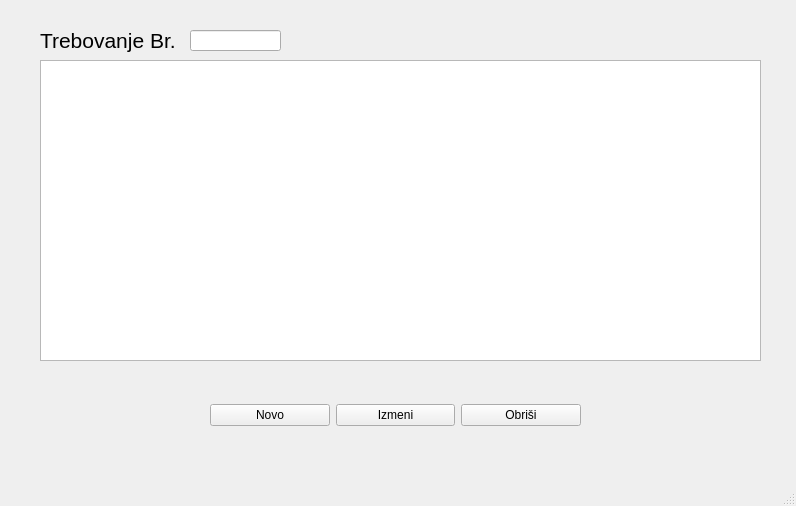
Before: the Qt Designer form formatrebovanje.ui in s-pab/Commercium, drawn with Qt 5.
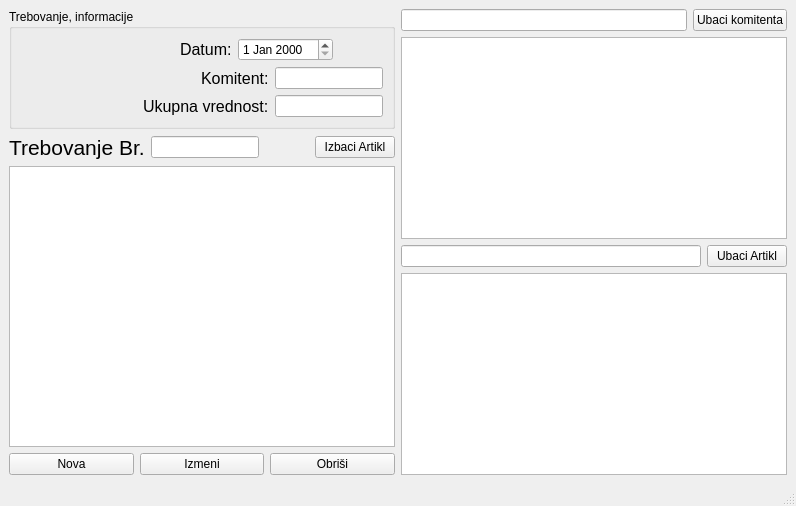
After: the same form once the commit is applied.

Commit message: prijemnice i trebovanje radi se jos uvek...

Patch:
```diff
--- a/formatrebovanje.ui
+++ b/formatrebovanje.ui
@@ -20,76 +20,320 @@
    <string>Trebovanje</string>
   </property>
   <widget class="QWidget" name="centralwidget">
-   <widget class="QLineEdit" name="brojTrebvanja">
+   <layout class="QGridLayout" name="gridLayout">
+    <item row="0" column="0">
+     <layout class="QHBoxLayout" name="horizontalLayout_9">
+      <item>
+       <layout class="QVBoxLayout" name="verticalLayout_6">
+        <item>
+         <widget class="QGroupBox" name="groupBox">
+          <property name="title">
+           <string>Trebovanje, informacije</string>
+          </property>
+          <layout class="QVBoxLayout" name="verticalLayout_5">
+           <item>
+            <layout class="QVBoxLayout" name="verticalLayout">
+             <item>
+              <layout class="QHBoxLayout" name="horizontalLayout_6"/>
+             </item>
+             <item>
+              <layout class="QHBoxLayout" name="horizontalLayout_5">
+               <item>
+                <spacer name="horizontalSpacer_5">
+                 <property name="orientation">
+                  <enum>Qt::Horizontal</enum>
+                 </property>
+                 <property name="sizeType">
+                  <enum>QSizePolicy::Expanding</enum>
+                 </property>
+                 <property name="sizeHint" stdset="0">
+                  <size>
+                   <width>40</width>
+                   <height>20</height>
+                  </size>
+                 </property>
+                </spacer>
+               </item>
+               <item>
+                <widget class="QLabel" name="label_3">
+                 <property name="font">
+                  <font>
+                   <pointsize>12</pointsize>
+                  </font>
+                 </property>
+                 <property name="text">
+                  <string>Datum:</string>
+                 </property>
+                </widget>
+               </item>
+               <item>
+                <widget class="QDateEdit" name="datum">
+                 <property name="sizePolicy">
+                  <sizepolicy hsizetype="Fixed" vsizetype="Fixed">
+                   <horstretch>0</horstretch>
+                   <verstretch>0</verstretch>
+                  </sizepolicy>
+                 </property>
+                </widget>
+               </item>
+               <item>
+                <spacer name="horizontalSpacer_2">
+                 <property name="orientation">
+                  <enum>Qt::Horizontal</enum>
+                 </property>
+                 <property name="sizeType">
+                  <enum>QSizePolicy::Fixed</enum>
+                 </property>
+                 <property name="sizeHint" stdset="0">
+                  <size>
+                   <width>50</width>
+                   <height>20</height>
+                  </size>
+                 </property>
+                </spacer>
+               </item>
+              </layout>
+             </item>
+             <item>
+              <layout class="QHBoxLayout" name="horizontalLayout_7">
+               <item>
+                <spacer name="horizontalSpacer_3">
+                 <property name="orientation">
+                  <enum>Qt::Horizontal</enum>
+                 </property>
+                 <property name="sizeHint" stdset="0">
+                  <size>
+                   <width>40</width>
+                   <height>20</height>
+                  </size>
+                 </property>
+                </spacer>
+               </item>
+               <item>
+                <widget class="QLabel" name="label_4">
+                 <property name="font">
+                  <font>
+                   <pointsize>12</pointsize>
+                  </font>
+                 </property>
+                 <property name="text">
+                  <string>Komitent:</string>
+                 </property>
+                </widget>
+               </item>
+               <item>
+                <widget class="QLineEdit" name="komitent">
+                 <property name="sizePolicy">
+                  <sizepolicy hsizetype="Fixed" vsizetype="Fixed">
+                   <horstretch>0</horstretch>
+                   <verstretch>0</verstretch>
+                  </sizepolicy>
+                 </property>
+                </widget>
+               </item>
+              </layout>
+             </item>
+             <item>
+              <layout class="QHBoxLayout" name="horizontalLayout_8">
+               <item>
+                <spacer name="horizontalSpacer_4">
+                 <property name="orientation">
+                  <enum>Qt::Horizontal</enum>
+                 </property>
+                 <property name="sizeHint" stdset="0">
+                  <size>
+                   <width>40</width>
+                   <height>20</height>
+                  </size>
+                 </property>
+                </spacer>
+               </item>
+               <item>
+                <widget class="QLabel" name="label_5">
+                 <property name="font">
+                  <font>
+                   <pointsize>12</pointsize>
+                  </font>
+                 </property>
+                 <property name="text">
+                  <string>Ukupna vrednost:</string>
+                 </property>
+                </widget>
+               </item>
+               <item>
+                <widget class="QLineEdit" name="ukupnaVrednost">
+                 <property name="sizePolicy">
+                  <sizepolicy hsizetype="Fixed" vsizetype="Fixed">
+                   <horstretch>0</horstretch>
+                   <verstretch>0</verstretch>
+                  </sizepolicy>
+                 </property>
+                </widget>
+               </item>
+              </layout>
+             </item>
+            </layout>
+           </item>
+          </layout>
+         </widget>
+        </item>
+        <item>
+         <layout class="QVBoxLayout" name="verticalLayout_2">
+          <item>
+           <layout class="QHBoxLayout" name="horizontalLayout_2">
+            <item>
+             <widget class="QLabel" name="label">
+              <property name="font">
+               <font>
+                <pointsize>16</pointsize>
+               </font>
+              </property>
+              <property name="text">
+               <string>Trebovanje Br.</string>
+              </property>
+             </widget>
+            </item>
+            <item>
+             <widget class="QLineEdit" name="brojTrebovanja">
+              <property name="sizePolicy">
+               <sizepolicy hsizetype="Fixed" vsizetype="Fixed">
+                <horstretch>0</horstretch>
+                <verstretch>0</verstretch>
+               </sizepolicy>
+              </property>
+             </widget>
+            </item>
+            <item>
+             <spacer name="horizontalSpacer_6">
+              <property name="orientation">
+               <enum>Qt::Horizontal</enum>
+              </property>
+              <property name="sizeHint" stdset="0">
+               <size>
+                <width>40</width>
+                <height>20</height>
+               </size>
+              </property>
+             </spacer>
+            </item>
+            <item>
+             <widget class="QPushButton" name="izbaciArtikl">
+              <property name="text">
+               <string>Izbaci Artikl</string>
+              </property>
+             </widget>
+            </item>
+           </layout>
+          </item>
+          <item>
+           <widget class="QTableView" name="prikaz"/>
+          </item>
+          <item>
+           <layout class="QHBoxLayout" name="horizontalLayout">
+            <item>
+             <widget class="QPushButton" name="nova">
+              <property name="text">
+               <string>Nova</string>
+              </property>
+             </widget>
+            </item>
+            <item>
+             <widget class="QPushButton" name="izmeni">
+              <property name="text">
+               <string>Izmeni</string>
+              </property>
+             </widget>
+            </item>
+            <item>
+             <widget class="QPushButton" name="obrisi">
+              <property name="text">
+               <string>Obriši</string>
+              </property>
+             </widget>
+            </item>
+           </layout>
+          </item>
+         </layout>
+        </item>
+       </layout>
+      </item>
+      <item>
+       <layout class="QVBoxLayout" name="verticalLayout_3">
+        <item>
+         <layout class="QHBoxLayout" name="horizontalLayout_3">
+          <item>
+           <widget class="QLineEdit" name="pretragaKomitenata"/>
+          </item>
+          <item>
+           <widget class="QPushButton" name="ubaciKomitenta">
+            <property name="sizePolicy">
+             <sizepolicy hsizetype="Fixed" vsizetype="Fixed">
+              <horstretch>0</horstretch>
+              <verstretch>0</verstretch>
+             </sizepolicy>
+            </property>
+            <property name="text">
+             <string>Ubaci komitenta</string>
+            </property>
+           </widget>
+          </item>
+         </layout>
+        </item>
+        <item>
+         <widget class="QTableView" name="prikazKomitenta">
+          <property name="sizePolicy">
+           <sizepolicy hsizetype="Expanding" vsizetype="Expanding">
+            <horstretch>0</horstretch>
+            <verstretch>0</verstretch>
+           </sizepolicy>
+          </property>
+         </widget>
+        </item>
+        <item>
+         <layout class="QHBoxLayout" name="horizontalLayout_4">
+          <item>
+           <widget class="QLineEdit" name="pretragaArtikala"/>
+          </item>
+          <item>
+           <widget class="QPushButton" name="ubaciArtikl">
+            <property name="sizePolicy">
+             <sizepolicy hsizetype="Fixed" vsizetype="Fixed">
+              <horstretch>0</horstretch>
+              <verstretch>0</verstretch>
+             </sizepolicy>
+            </property>
+            <property name="text">
+             <string>Ubaci Artikl</string>
+            </property>
+           </widget>
+          </item>
+         </layout>
+        </item>
+        <item>
+         <widget class="QTableView" name="prikazArtikla">
+          <property name="sizePolicy">
+           <sizepolicy hsizetype="Expanding" vsizetype="Expanding">
+            <horstretch>0</horstretch>
+            <verstretch>0</verstretch>
+           </sizepolicy>
+          </property>
+         </widget>
+        </item>
+       </layout>
+      </item>
+     </layout>
+    </item>
+   </layout>
+   <widget class="QWidget" name="layoutWidget_2">
     <property name="geometry">
      <rect>
-      <x>190</x>
-      <y>30</y>
-      <width>91</width>
-      <height>21</height>
+      <x>30</x>
+      <y>0</y>
+      <width>2</width>
+      <height>2</height>
      </rect>
     </property>
-   </widget>
-   <widget class="QLabel" name="label">
-    <property name="geometry">
-     <rect>
-      <x>40</x>
-      <y>20</y>
-      <width>141</width>
-      <height>41</height>
-     </rect>
-    </property>
-    <property name="font">
-     <font>
-      <pointsize>16</pointsize>
-     </font>
-    </property>
-    <property name="text">
-     <string>Trebovanje Br.</string>
-    </property>
-   </widget>
-   <widget class="QWidget" name="layoutWidget">
-    <property name="geometry">
-     <rect>
-      <x>210</x>
-      <y>380</y>
-      <width>371</width>
-      <height>71</height>
-     </rect>
-    </property>
-    <layout class="QHBoxLayout" name="horizontalLayout">
-     <item>
-      <widget class="QPushButton" name="novo">
-       <property name="text">
-        <string>Novo</string>
-       </property>
-      </widget>
-     </item>
-     <item>
-      <widget class="QPushButton" name="izmeni">
-       <property name="text">
-        <string>Izmeni</string>
-       </property>
-      </widget>
-     </item>
-     <item>
-      <widget class="QPushButton" name="obrisi">
-       <property name="text">
-        <string>Obriši</string>
-       </property>
-      </widget>
-     </item>
-    </layout>
-   </widget>
-   <widget class="QTableView" name="tabelaTrebovanja">
-    <property name="geometry">
-     <rect>
-      <x>40</x>
-      <y>60</y>
-      <width>721</width>
-      <height>301</height>
-     </rect>
-    </property>
+    <layout class="QVBoxLayout" name="verticalLayout_4"/>
    </widget>
   </widget>
   <widget class="QMenuBar" name="menubar">
```
The commit also changes 5 other files.
